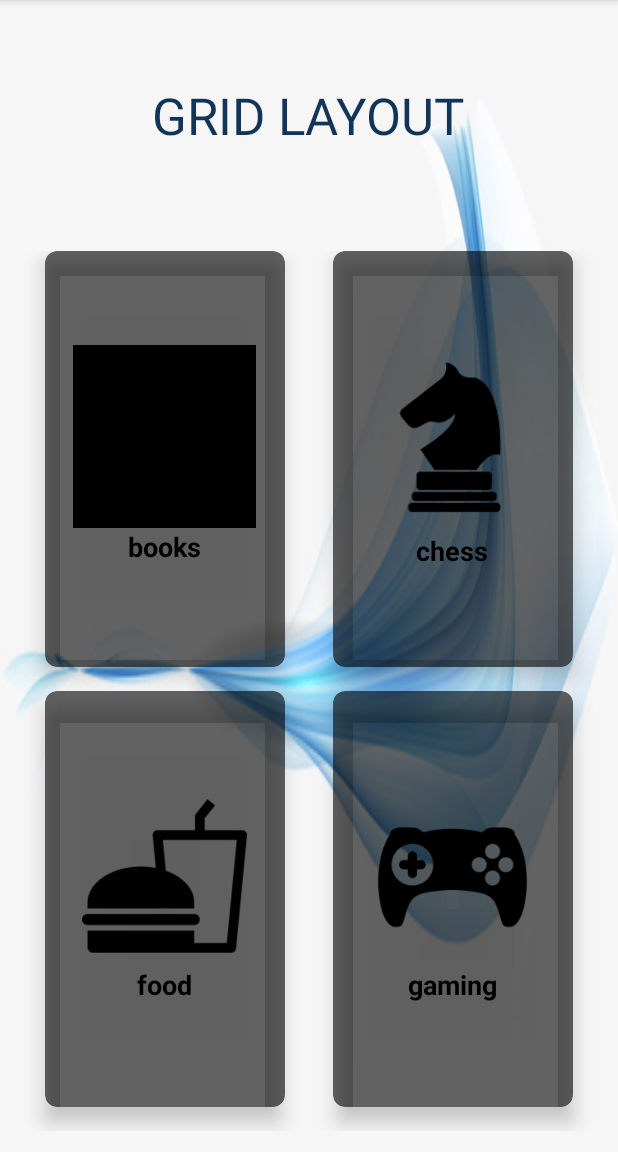
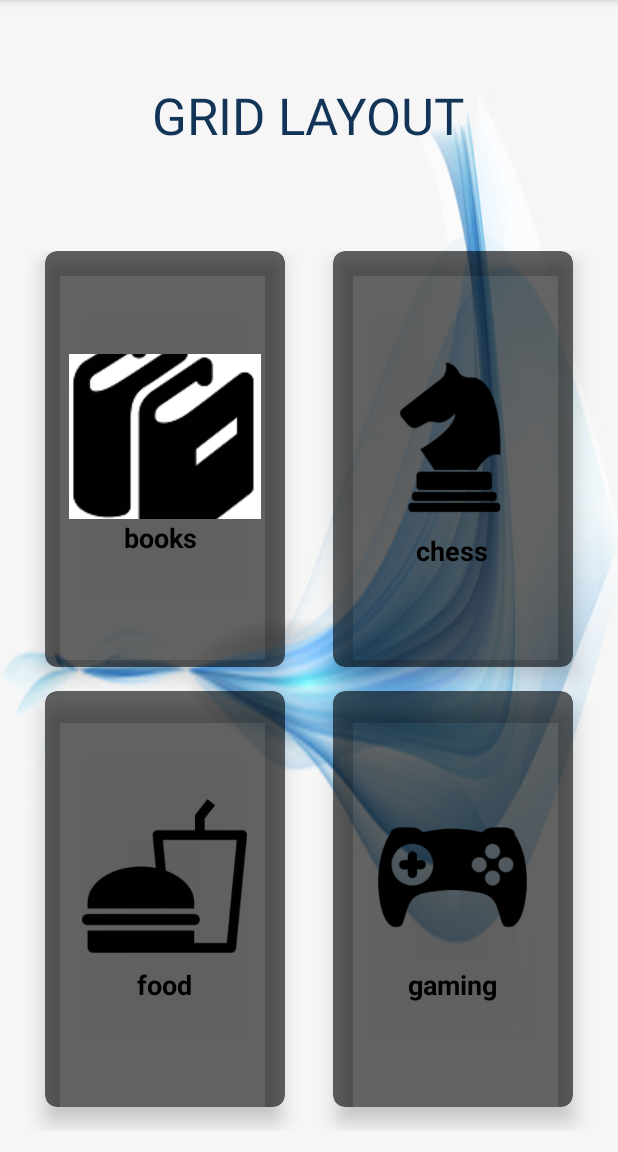
Before and after one commit to Anees123Najar/ansprj, an Android app: the wallActvty screen opened directly, with no data from a screen before it, on a phone screen of 412 x 824 dp, the part 84-1236 px from its top. Run offline under Robolectric (Android 15) with nearby library versions, the phone set to English and light mode, and no system bars.

Commit message:
29/10/18 lesson 08:22

```diff
--- a/app/src/main/java/com/example/user/ansprj/wallActvty.java
+++ b/app/src/main/java/com/example/user/ansprj/wallActvty.java
@@ -5,14 +5,17 @@ import android.os.Bundle;
 import android.view.View;
 import android.widget.AdapterView;
 import android.widget.GridView;
+import android.widget.ImageButton;
 import android.widget.Toast;
 
-public class wallActvty extends AppCompatActivity {
-
+public class wallActvty extends AppCompatActivity
+{
+    private ImageButton imgBtnBks;
     @Override
     protected void onCreate(Bundle savedInstanceState) {
         super.onCreate(savedInstanceState);
         setContentView(R.layout.activity_wall_actvty);
 
+
     }
 }
--- a/app/src/main/res/layout/activity_wall_actvty.xml
+++ b/app/src/main/res/layout/activity_wall_actvty.xml
@@ -34,7 +34,10 @@
         android:columnCount="2"
         android:columnOrderPreserved="false"
         android:padding="14dp"
-        android:rowCount="3">
+        android:rowCount="3"
+        android:scrollbars="horizontal"
+
+        >
         <!-- Row 1-->
         <!-- column 1 -->
         <android.support.v7.widget.CardView
@@ -57,12 +60,12 @@
                 android:layout_margin="16dp"
                 android:orientation="vertical">
 
+
                 <ImageButton
-                    android:id="@+id/bksImgBtn"
-                    android:layout_width="122dp"
-                    android:layout_height="122dp"
-                    android:layout_weight="1"
-                    app:srcCompat="@drawable/wllbksimg"/>
+                    android:id="@+id/imgBtnBks"
+                    android:layout_width="wrap_content"
+                    android:layout_height="110dp"
+                    app:srcCompat="@drawable/wllbksimg" />
 
                 <TextView
                     android:layout_width="122dp"
@@ -74,6 +77,7 @@
                     android:textSize="18dp" />
 
             </LinearLayout>
+
         </android.support.v7.widget.CardView>
         <!-- column 2 -->
         <android.support.v7.widget.CardView
```
Also changed, not shown: app/src/main/res/drawable/wllbksimg.png, app/src/main/res/layout/activity_signin_actvty.xml (line endings or trailing spaces), 68 other files.
